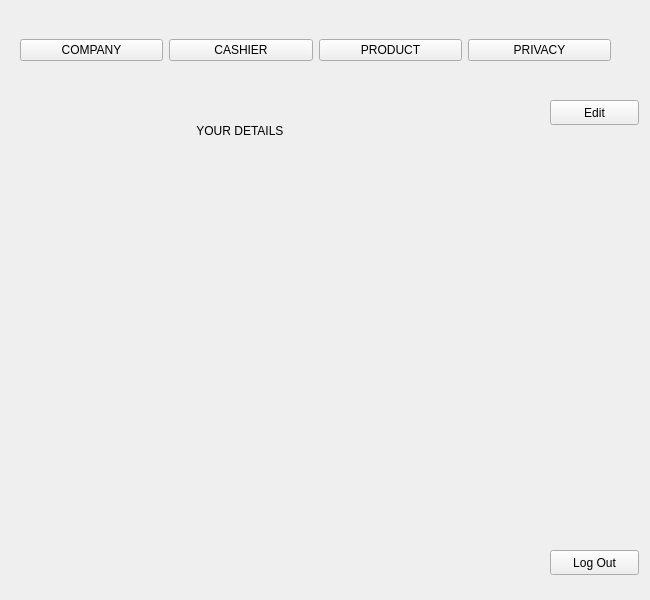
Above: adminwindow.ui from RamrajCh/SuperMarket-Billing-System before the change. Below: the same form after it.
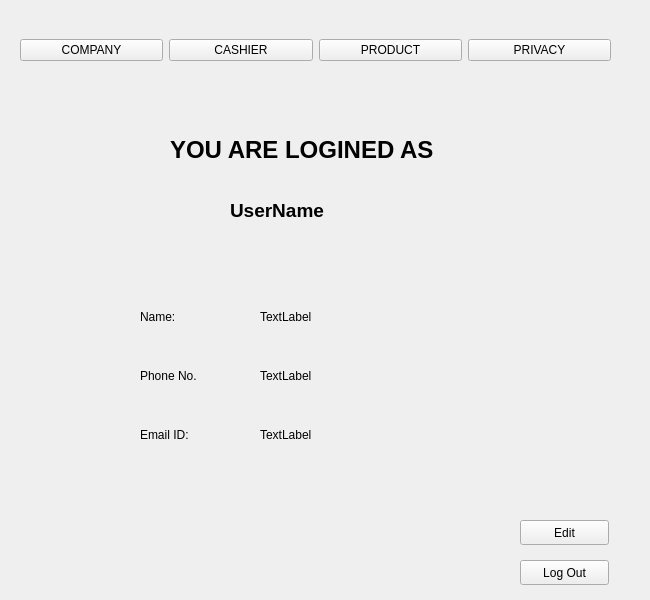
That is the form after the change. The open tabs and pages were chosen to show the change.

```diff
--- a/adminwindow.ui
+++ b/adminwindow.ui
@@ -294,8 +294,8 @@
       <property name="geometry">
        <rect>
         <x>0</x>
-        <y>70</y>
-        <width>531</width>
+        <y>90</y>
+        <width>651</width>
         <height>511</height>
        </rect>
       </property>
@@ -303,45 +303,124 @@
        <widget class="QLabel" name="label">
         <property name="geometry">
          <rect>
-          <x>160</x>
+          <x>170</x>
           <y>40</y>
-          <width>211</width>
+          <width>291</width>
           <height>41</height>
          </rect>
         </property>
         <property name="text">
-         <string>           YOUR DETAILS</string>
+         <string>&lt;html&gt;&lt;head/&gt;&lt;body&gt;&lt;p&gt;&lt;span style=&quot; font-size:18pt; font-weight:600;&quot;&gt;YOU ARE LOGINED AS&lt;/span&gt;&lt;/p&gt;&lt;/body&gt;&lt;/html&gt;</string>
         </property>
        </widget>
+       <widget class="QLabel" name="adminUsernameLabel">
+        <property name="geometry">
+         <rect>
+          <x>230</x>
+          <y>100</y>
+          <width>191</width>
+          <height>41</height>
+         </rect>
+        </property>
+        <property name="text">
+         <string>&lt;html&gt;&lt;head/&gt;&lt;body&gt;&lt;p&gt;&lt;span style=&quot; font-size:14pt; font-weight:600;&quot;&gt;UserName&lt;/span&gt;&lt;/p&gt;&lt;/body&gt;&lt;/html&gt;</string>
+        </property>
+       </widget>
+       <widget class="QPushButton" name="editButton_2">
+        <property name="geometry">
+         <rect>
+          <x>520</x>
+          <y>430</y>
+          <width>89</width>
+          <height>25</height>
+         </rect>
+        </property>
+        <property name="text">
+         <string>Edit</string>
+        </property>
+       </widget>
+       <widget class="QPushButton" name="logoutButton">
+        <property name="geometry">
+         <rect>
+          <x>520</x>
+          <y>470</y>
+          <width>89</width>
+          <height>25</height>
+         </rect>
+        </property>
+        <property name="text">
+         <string>Log Out</string>
+        </property>
+       </widget>
+       <widget class="QWidget" name="">
+        <property name="geometry">
+         <rect>
+          <x>140</x>
+          <y>200</y>
+          <width>91</width>
+          <height>171</height>
+         </rect>
+        </property>
+        <layout class="QVBoxLayout" name="verticalLayout_6">
+         <item>
+          <widget class="QLabel" name="label_11">
+           <property name="text">
+            <string>Name:</string>
+           </property>
+          </widget>
+         </item>
+         <item>
+          <widget class="QLabel" name="label_12">
+           <property name="text">
+            <string>Phone No.</string>
+           </property>
+          </widget>
+         </item>
+         <item>
+          <widget class="QLabel" name="label_13">
+           <property name="text">
+            <string>Email ID:</string>
+           </property>
+          </widget>
+         </item>
+        </layout>
+       </widget>
+       <widget class="QWidget" name="">
+        <property name="geometry">
+         <rect>
+          <x>260</x>
+          <y>200</y>
+          <width>251</width>
+          <height>171</height>
+         </rect>
+        </property>
+        <layout class="QVBoxLayout" name="verticalLayout_7">
+         <item>
+          <widget class="QLabel" name="adminNameLabel">
+           <property name="text">
+            <string>TextLabel</string>
+           </property>
+          </widget>
+         </item>
+         <item>
+          <widget class="QLabel" name="adminPhoneLabel">
+           <property name="text">
+            <string>TextLabel</string>
+           </property>
+          </widget>
+         </item>
+         <item>
+          <widget class="QLabel" name="adminEmailLabel">
+           <property name="text">
+            <string>TextLabel</string>
+           </property>
+          </widget>
+         </item>
+        </layout>
+       </widget>
       </widget>
       <widget class="QWidget" name="Edit"/>
      </widget>
-     <widget class="QPushButton" name="editButton">
-      <property name="geometry">
-       <rect>
-        <x>550</x>
-        <y>100</y>
-        <width>89</width>
-        <height>25</height>
-       </rect>
-      </property>
-      <property name="text">
-       <string>Edit</string>
-      </property>
-     </widget>
-     <widget class="QPushButton" name="logoutButton">
-      <property name="geometry">
-       <rect>
-        <x>550</x>
-        <y>550</y>
-        <width>89</width>
-        <height>25</height>
-       </rect>
-      </property>
-      <property name="text">
-       <string>Log Out</string>
-      </property>
-     </widget>
     </widget>
    </widget>
    <widget class="QWidget" name="layoutWidget">
```
Left out of the diff: 144 changed lines with no effect on the pictures.
